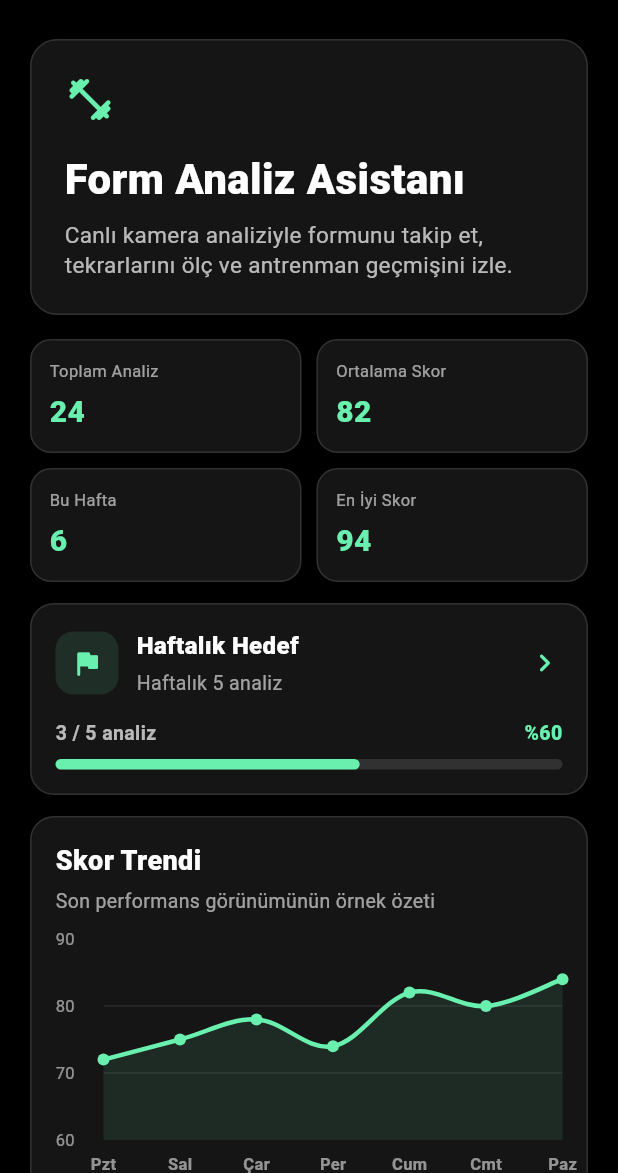
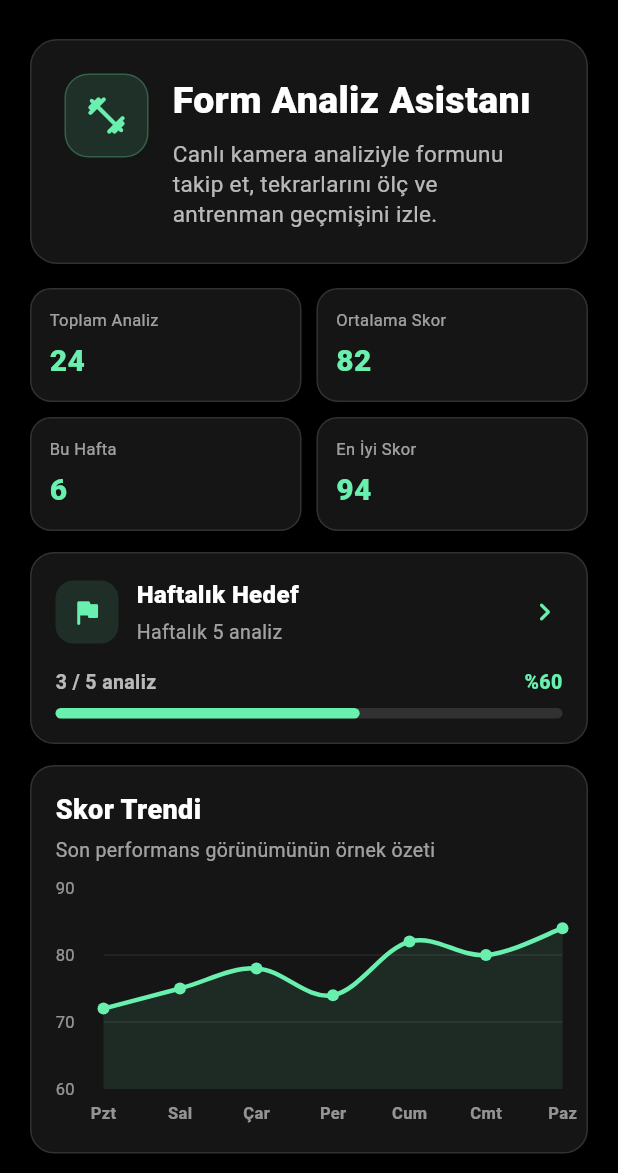
Before and after one commit to bkrbzdgn40/pea, a Flutter app: the screen it shows after launch, on a phone screen of 412 x 824 dp, the part 63-1236 px from its top. Run offline on Flutter 3.47's test engine with Material 3 defaults, Android fonts, the phone set to English and light mode, and no system bars; drawn by our look-alikes of fl_chart; our stand-ins replace camera, cloud_firestore, firebase_auth, firebase_core, flutter_riverpod, permission_handler and 1 more; missing offline and left inert: google_mlkit_pose_detection; accounts and stored records are empty.

```diff
--- a/lib/features/workout_analysis/presentation/screens/home_screen.dart
+++ b/lib/features/workout_analysis/presentation/screens/home_screen.dart
@@ -148,27 +148,49 @@ class _HomeHeroCard extends StatelessWidget {
         borderRadius: BorderRadius.circular(18),
         border: Border.all(color: Colors.white12),
       ),
-      child: const Column(
+      child: Row(
         crossAxisAlignment: CrossAxisAlignment.start,
         children: [
-          Icon(
+          Container(
+            width: 56,
+            height: 56,
+            decoration: BoxDecoration(
+              color: Colors.greenAccent.withOpacity(0.12),
+              borderRadius: BorderRadius.circular(16),
+              border: Border.all(color: Colors.greenAccent.withOpacity(0.25)),
+            ),
+            child: const Icon(
               Icons.fitness_center_rounded,
               color: Colors.greenAccent,
-            size: 34,
+              size: 30,
             ),
-          SizedBox(height: 16),
+          ),
+
+          const SizedBox(width: 16),
+
+          Expanded(
+            child: Column(
+              crossAxisAlignment: CrossAxisAlignment.start,
+              children: const [
                 Text(
                   'Form Analiz Asistanı',
                   style: TextStyle(
                     color: Colors.white,
-              fontSize: 28,
+                    fontSize: 25,
                     fontWeight: FontWeight.w900,
                   ),
                 ),
                 SizedBox(height: 8),
                 Text(
                   'Canlı kamera analiziyle formunu takip et, tekrarlarını ölç ve antrenman geçmişini izle.',
-            style: TextStyle(color: Colors.white70, fontSize: 15, height: 1.35),
+                  style: TextStyle(
+                    color: Colors.white70,
+                    fontSize: 15,
+                    height: 1.35,
+                  ),
+                ),
+              ],
+            ),
           ),
         ],
       ),
```
Also changed, not shown: lib/app/presentation/widgets/app_scaffold_shell.dart (added, +42 -0 lines), lib/features/chat/presentation/screens/chat_screen.dart (+8 -17 lines), lib/features/goals/presentation/screens/goals_screen.dart (+6 -11 lines), lib/features/workout_analysis/presentation/screens/guide_screen.dart (+6 -11 lines), lib/features/workout_analysis/presentation/screens/session_detail_screen.dart (+6 -11 lines), lib/features/workout_analysis/presentation/screens/session_history_screen.dart (+5 -13 lines). Lines whose indentation alone changed are shown as unchanged.
